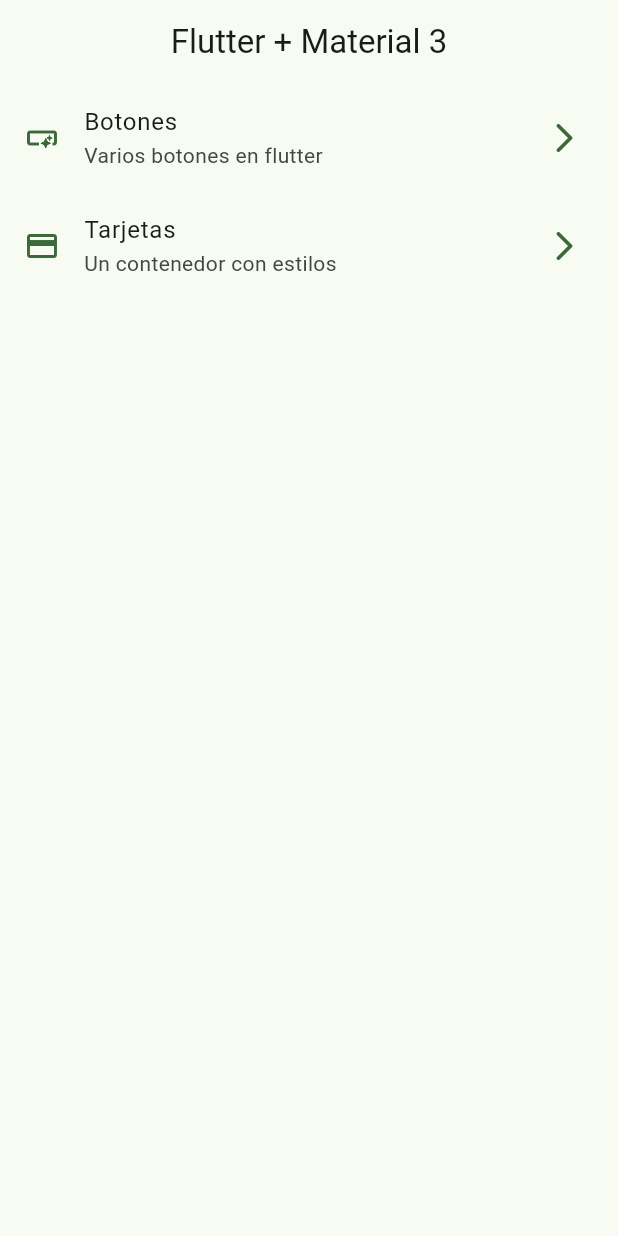
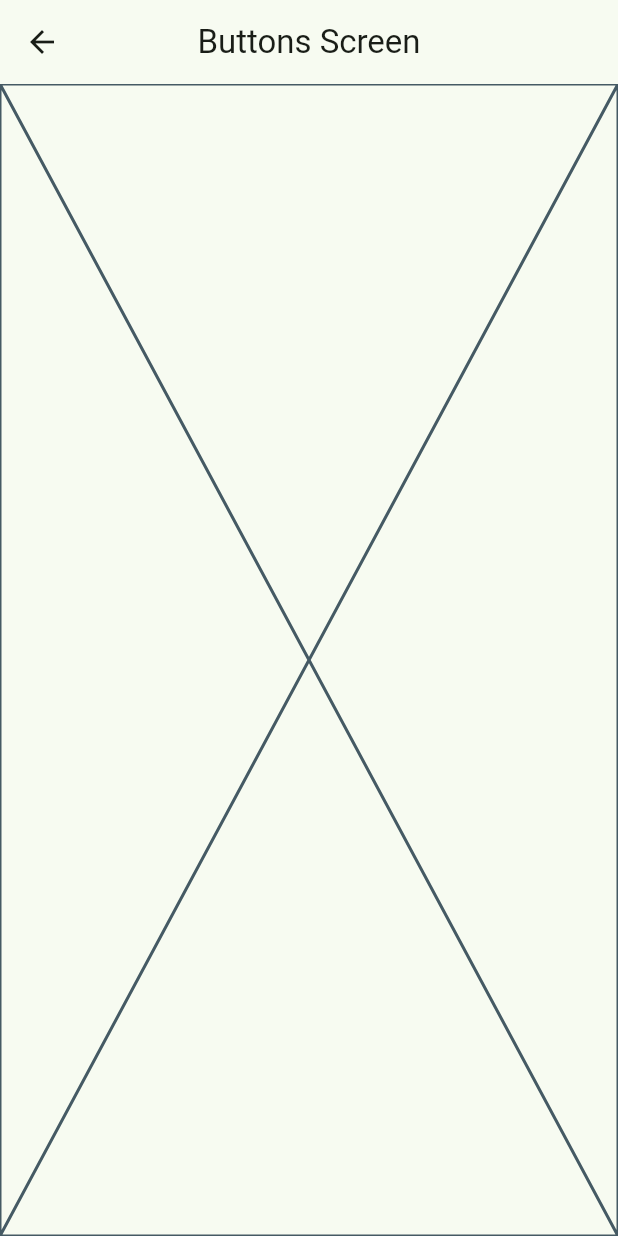
Before and after one commit to SebasRDev/widget_app, a Flutter app: the screen it shows after launch, after a tap on "Botones", on a phone screen of 412 x 824 dp. Run offline on Flutter 3.47's test engine with Material 2 defaults, Android fonts, the phone set to English and light mode, and no system bars.

```diff
--- a/lib/config/menu/menu_items.dart
+++ b/lib/config/menu/menu_items.dart
@@ -25,7 +25,7 @@ const appMenuItems = <MenuItem>[
   MenuItem(
     title: 'Tarjetas',
     subtitle: 'Un contenedor con estilos',
-    url: '/card',
+    url: '/cards',
     icon: Icons.credit_card
   ),
 ];
--- a/lib/main.dart
+++ b/lib/main.dart
@@ -1,5 +1,7 @@
 import 'package:flutter/material.dart';
 import 'package:widgets_app/config/theme/app_theme.dart';
+import 'package:widgets_app/presentation/screens/buttons/buttons_screen.dart';
+import 'package:widgets_app/presentation/screens/cards/cards_screen.dart';
 import 'package:widgets_app/presentation/screens/home/home_screen.dart';
 
 void main() {
@@ -14,7 +16,11 @@ class MainApp extends StatelessWidget {
     return MaterialApp(
       debugShowCheckedModeBanner: false,
       theme: AppTheme(selectedColor: 2).getTheme(),
-      home: HomeScreen(),
+      home: const HomeScreen(),
+      routes: {
+        '/buttons': (context) => const ButtonsScreen(),
+        '/cards': (context) => const CardsScreen(),
+      },
     );
   }
 }
--- /dev/null
+++ b/lib/presentation/screens/buttons/buttons_screen.dart
@@ -0,0 +1,15 @@
+import 'package:flutter/material.dart';
+
+class ButtonsScreen extends StatelessWidget {
+  const ButtonsScreen({super.key});
+
+  @override
+  Widget build(BuildContext context) {
+    return Scaffold(
+      appBar: AppBar(
+        title: const Text('Buttons Screen'),
+      ),
+      body: const Placeholder(),
+    );
+  }
+}
--- a/lib/presentation/screens/home/home_screen.dart
+++ b/lib/presentation/screens/home/home_screen.dart
@@ -1,5 +1,6 @@
 import 'package:flutter/material.dart';
 import 'package:widgets_app/config/menu/menu_items.dart';
+import 'package:widgets_app/presentation/screens/buttons/buttons_screen.dart';
 
 class HomeScreen extends StatelessWidget {
   const HomeScreen({super.key});
@@ -48,7 +49,13 @@ class _CustomListTile extends StatelessWidget {
       title: Text(menuItem.title),
       subtitle: Text(menuItem.subtitle),
       onTap: (){
-        //TODO: Navegar a otras pantallas
+
+        //  Navigator.of(context).push(
+        //   MaterialPageRoute(builder: (context) => const ButtonsScreen())
+        //  );
+
+        Navigator.pushNamed(context, menuItem.url);
+
       },
     );
   }
```
Also changed, not shown: lib/presentation/screens/cards/cards_screen.dart (added, +15 -0 lines).
